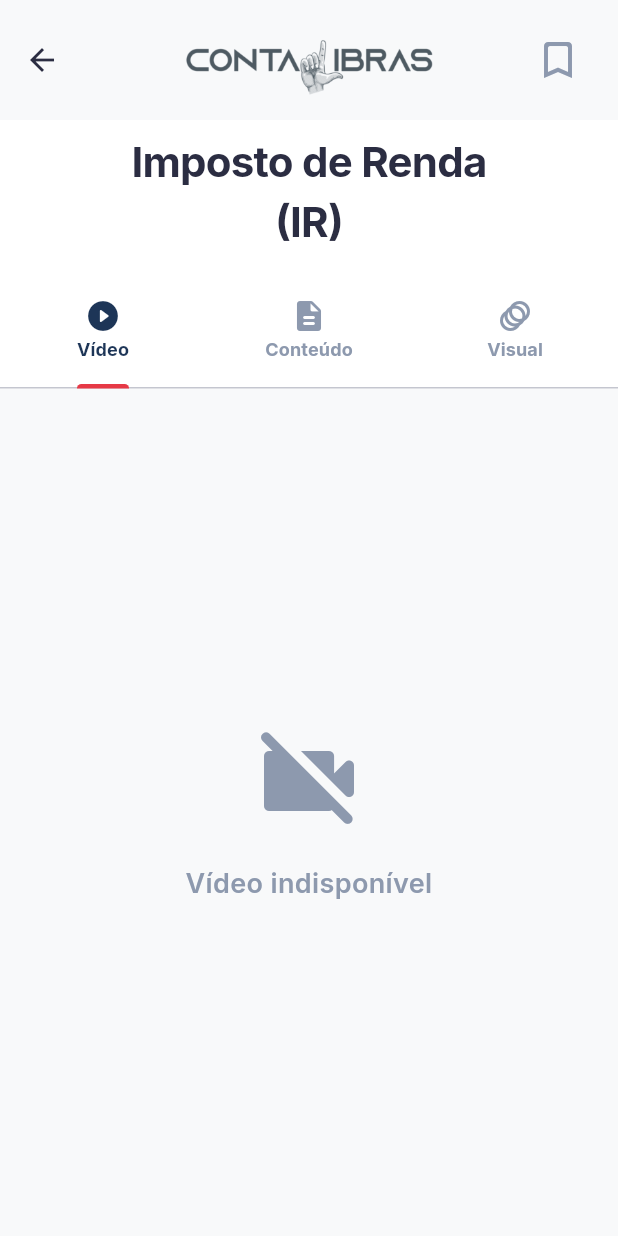
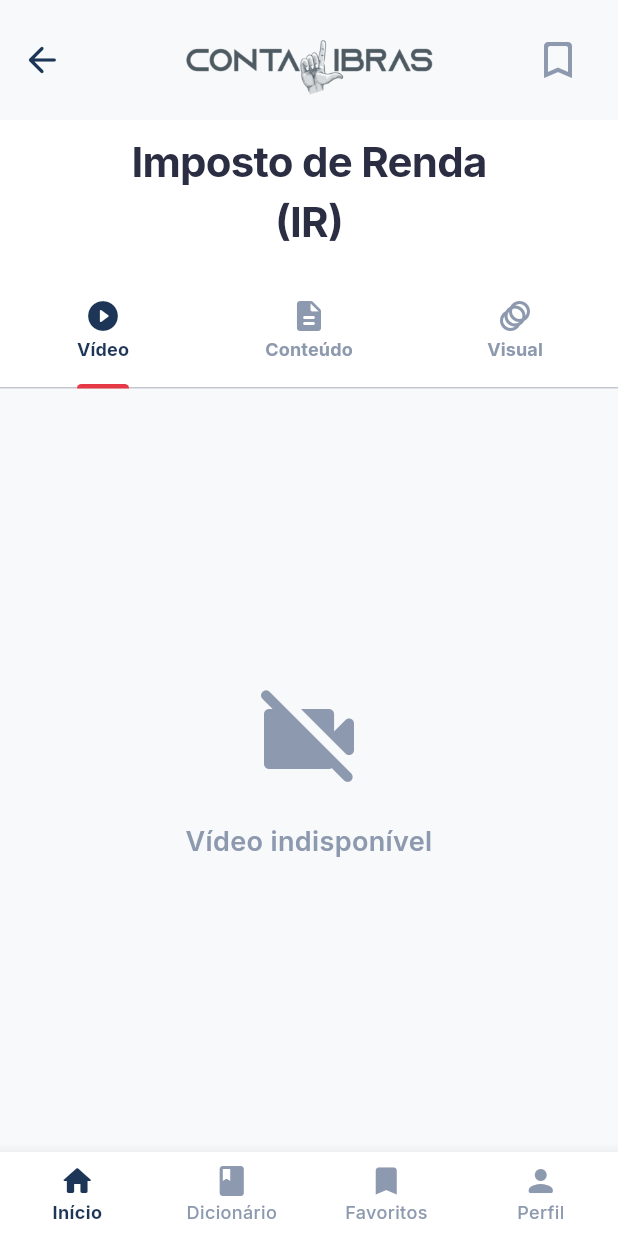
Before and after one commit to gabRochaOliv/contaLibras_v2, a Flutter app: the MainScreen screen opened directly, after a tap on "Termo do Dia", on a phone screen of 412 x 824 dp. Run offline on Flutter 3.47's test engine with Material 3 defaults, Android fonts, the phone set to English and light mode, and no system bars; our stand-ins replace google_fonts, video_player.

Commit message:
fix(mobile): preserve BottomNavigationBar visible when viewing terms

```diff
--- a/conta_libras_2/lib/ui/screens/dictionary/term_detail_screen.dart
+++ b/conta_libras_2/lib/ui/screens/dictionary/term_detail_screen.dart
@@ -8,8 +8,9 @@ import '../../../data/managers/progress_manager.dart';
 import '../../../data/managers/theme_manager.dart';
 class TermDetailScreen extends StatefulWidget {
   final TermModel term;
+  final VoidCallback? onBackPressed;
 
-  const TermDetailScreen({super.key, required this.term});
+  const TermDetailScreen({super.key, required this.term, this.onBackPressed});
 
   @override
   State<TermDetailScreen> createState() => _TermDetailScreenState();
@@ -536,6 +537,16 @@ class _TermDetailScreenState extends State<TermDetailScreen> with SingleTickerPr
             title: Image.asset('assets/images/logoContaLibras.png', height: 60),
             centerTitle: true,
             elevation: 0,
+            leading: IconButton(
+              icon: const Icon(Icons.arrow_back_rounded, color: AppColors.primary, size: 28),
+              onPressed: () {
+                if (widget.onBackPressed != null) {
+                  widget.onBackPressed!();
+                } else {
+                  Navigator.of(context).pop();
+                }
+              },
+            ),
             actions: [
               AnimatedBuilder(
                 animation: FavoritesManager(),
--- a/conta_libras_2/lib/ui/screens/main/main_screen.dart
+++ b/conta_libras_2/lib/ui/screens/main/main_screen.dart
@@ -21,19 +21,9 @@ class _MainScreenState extends State<MainScreen> {
   TermModel? _selectedTerm;
 
   void _onTermSelected(TermModel term) {
-    final isMobile = MediaQuery.of(context).size.width <= 800;
-    if (isMobile) {
-      Navigator.push(
-        context,
-        MaterialPageRoute(
-          builder: (context) => TermDetailScreen(term: term),
-        ),
-      );
-    } else {
-      setState(() {
-        _selectedTerm = term;
-      });
-    }
+    setState(() {
+      _selectedTerm = term;
+    });
   }
 
   void _clearSelectedTerm() {
@@ -169,16 +159,29 @@ class _MainScreenState extends State<MainScreen> {
           );
         }
 
-        // Mobile: navegação normal com Navigator.push
+        // Mobile: navegação mantendo o BottomNavigationBar visível
         return Scaffold(
-          body: IndexedStack(
-            index: _currentIndex,
-            children: _screens,
+          body: AnimatedSwitcher(
+            duration: const Duration(milliseconds: 250),
+            child: _selectedTerm != null
+                ? TermDetailScreen(
+                    key: ValueKey(_selectedTerm!.id),
+                    term: _selectedTerm!,
+                    onBackPressed: _clearSelectedTerm,
+                  )
+                : IndexedStack(
+                    key: const ValueKey('main_stack'),
+                    index: _currentIndex,
+                    children: _screens,
+                  ),
           ),
           bottomNavigationBar: BottomNavigationBar(
             type: BottomNavigationBarType.fixed,
             currentIndex: _currentIndex,
-            onTap: (index) => setState(() => _currentIndex = index),
+            onTap: (index) => setState(() {
+              _currentIndex = index;
+              _selectedTerm = null;
+            }),
             items: const [
               BottomNavigationBarItem(
                 icon: Icon(Icons.home_rounded),
```
Also changed, not shown: 3 other files.
